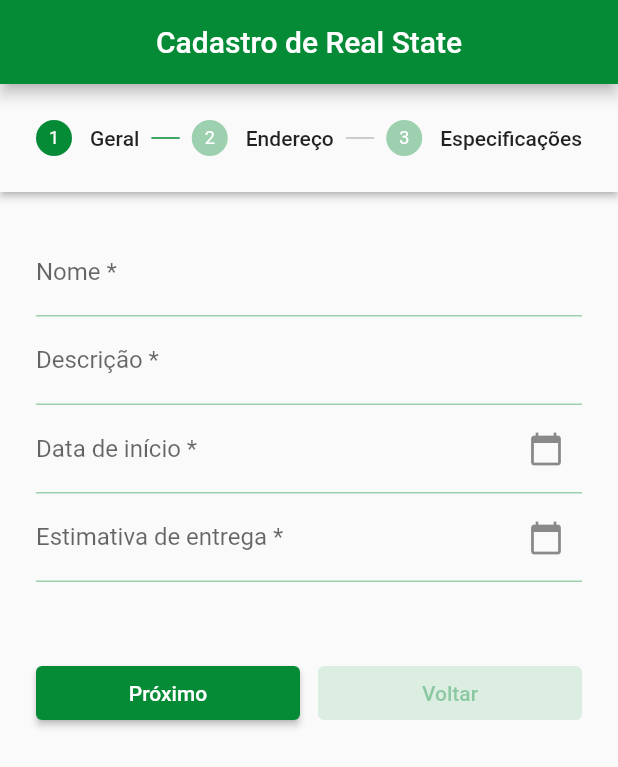
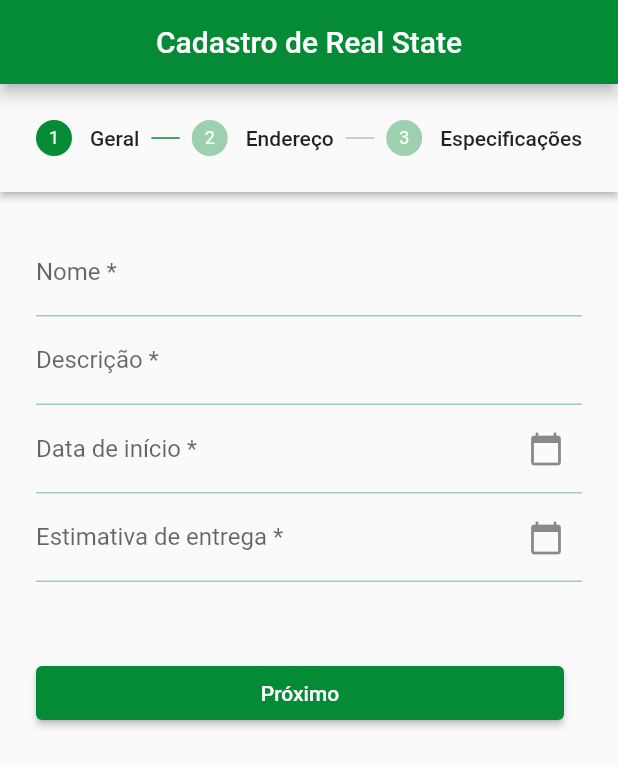
Before and after one commit to LuizaAlanis/flutter-forms, a Flutter app: the screen it shows after launch, on a phone screen of 412 x 824 dp. Shown: the top 767 px of the screen. Run offline on Flutter 3.47's test engine with Material 2 defaults, Android fonts, the phone set to English and light mode, and no system bars.

Commit message:
Dont show back button on first part and show submit button on last step

```diff
--- a/lib/pages/MainPage.dart
+++ b/lib/pages/MainPage.dart
@@ -110,6 +110,7 @@ class MainPageState extends State<MainPage> {
               onStepTapped: (step) => setState(() => currentStep = step),
               controlsBuilder:
                   (BuildContext context, ControlsDetails controls) {
+                final isLastStep = currentStep == getSteps().length - 1;
                 return Container(
                   margin: const EdgeInsets.only(top: 50),
                   child: Row(
@@ -117,16 +118,17 @@ class MainPageState extends State<MainPage> {
                       Expanded(
                         child: ElevatedButton(
                           onPressed: controls.onStepContinue,
-                          child: const Text('Próximo'),
+                          child: Text(isLastStep ? 'Cadastrar' : 'Próximo'),
                         ),
                       ),
                       const SizedBox(width: 12),
-                      Expanded(
-                        child: ElevatedButton(
-                          onPressed: controls.onStepCancel,
-                          child: const Text('Voltar'),
+                      if (currentStep != 0)
+                        Expanded(
+                          child: ElevatedButton(
+                            onPressed: controls.onStepCancel,
+                            child: const Text('Voltar'),
+                          ),
                         ),
-                      ),
                     ],
                   ),
                 );
```
